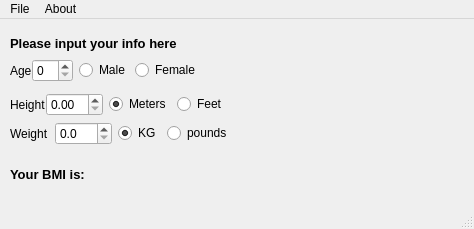
Qt form mainwindow.ui (darioZIP/BMIcalculator) before a commit.
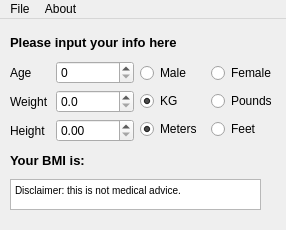
The same form after that commit.

Commit message: GUI Layout fixed. Radio buttons grouped together.

Patch:
```diff
--- a/mainwindow.ui
+++ b/mainwindow.ui
@@ -2,27 +2,36 @@
 <ui version="4.0">
  <class>MainWindow</class>
  <widget class="QMainWindow" name="MainWindow">
+  <property name="enabled">
+   <bool>true</bool>
+  </property>
   <property name="geometry">
    <rect>
     <x>0</x>
     <y>0</y>
-    <width>474</width>
-    <height>229</height>
+    <width>286</width>
+    <height>230</height>
    </rect>
   </property>
   <property name="windowTitle">
    <string>MainWindow</string>
   </property>
   <widget class="QWidget" name="centralwidget">
-   <widget class="QLabel" name="label_6">
+   <widget class="QWidget" name="verticalLayoutWidget_5">
     <property name="geometry">
      <rect>
       <x>10</x>
       <y>10</y>
       <width>271</width>
-      <height>28</height>
+      <height>144</height>
      </rect>
     </property>
+    <layout class="QVBoxLayout" name="verticalLayout" stretch="0,0,0">
+     <property name="sizeConstraint">
+      <enum>QLayout::SetNoConstraint</enum>
+     </property>
+     <item>
+      <widget class="QLabel" name="label_6">
     <property name="font">
      <font>
       <pointsize>10</pointsize>
@@ -34,119 +43,60 @@
      <string>Please input your info here</string>
     </property>
    </widget>
-   <widget class="QWidget" name="horizontalLayoutWidget_5">
-    <property name="geometry">
-     <rect>
-      <x>10</x>
-      <y>70</y>
-      <width>460</width>
-      <height>31</height>
-     </rect>
-    </property>
-    <layout class="QHBoxLayout" name="horizontalLayout_4">
+     </item>
      <item>
       <layout class="QHBoxLayout" name="horizontalLayout_6">
-       <property name="spacing">
-        <number>0</number>
-       </property>
+       <item>
+        <layout class="QVBoxLayout" name="verticalLayout_2">
        <property name="sizeConstraint">
-        <enum>QLayout::SetMinimumSize</enum>
-       </property>
+          <enum>QLayout::SetFixedSize</enum>
+         </property>
+         <item>
+          <widget class="QLabel" name="label_11">
+           <property name="maximumSize">
+            <size>
+             <width>40</width>
+             <height>16777215</height>
+            </size>
+           </property>
+           <property name="text">
+            <string>Age</string>
+           </property>
+          </widget>
+         </item>
+         <item>
+          <widget class="QLabel" name="label_12">
+           <property name="maximumSize">
+            <size>
+             <width>40</width>
+             <height>16777215</height>
+            </size>
+           </property>
+           <property name="text">
+            <string>Weight</string>
+           </property>
+          </widget>
+         </item>
        <item>
         <widget class="QLabel" name="label_9">
+           <property name="maximumSize">
+            <size>
+             <width>40</width>
+             <height>16777215</height>
+            </size>
+           </property>
          <property name="text">
           <string>Height</string>
          </property>
         </widget>
        </item>
-       <item>
-        <widget class="QDoubleSpinBox" name="heightInput">
-         <property name="acceptDrops">
-          <bool>false</bool>
-         </property>
-         <property name="maximum">
-          <double>20.000000000000000</double>
-         </property>
-         <property name="singleStep">
-          <double>0.150000000000000</double>
-         </property>
-        </widget>
-       </item>
       </layout>
      </item>
      <item>
-      <layout class="QHBoxLayout" name="horizontalLayout">
-       <item>
-        <widget class="QRadioButton" name="heightcm">
-         <property name="maximumSize">
-          <size>
-           <width>80</width>
-           <height>16777215</height>
-          </size>
-         </property>
-         <property name="text">
-          <string>Meters</string>
-         </property>
-         <property name="checked">
-          <bool>true</bool>
-         </property>
-        </widget>
-       </item>
-       <item>
-        <widget class="QRadioButton" name="heightInches">
-         <property name="maximumSize">
-          <size>
-           <width>70</width>
-           <height>16777215</height>
-          </size>
-         </property>
-         <property name="text">
-          <string>Feet</string>
-         </property>
-        </widget>
-       </item>
-       <item>
-        <spacer name="horizontalSpacer_3">
-         <property name="orientation">
-          <enum>Qt::Horizontal</enum>
-         </property>
-         <property name="sizeHint" stdset="0">
-          <size>
-           <width>40</width>
-           <height>20</height>
-          </size>
-         </property>
-        </spacer>
-       </item>
-      </layout>
-     </item>
-    </layout>
-   </widget>
-   <widget class="QWidget" name="layoutWidget">
-    <property name="geometry">
-     <rect>
-      <x>10</x>
-      <y>40</y>
-      <width>458</width>
-      <height>26</height>
-     </rect>
-    </property>
-    <layout class="QHBoxLayout" name="weightContainer">
+        <layout class="QVBoxLayout" name="verticalLayout_3">
      <property name="sizeConstraint">
-      <enum>QLayout::SetMaximumSize</enum>
-     </property>
-     <item>
-      <layout class="QHBoxLayout" name="horizontalLayout_5">
-       <property name="spacing">
-        <number>0</number>
-       </property>
-       <item>
-        <widget class="QLabel" name="label_4">
-         <property name="text">
-          <string>Age</string>
-         </property>
-        </widget>
-       </item>
+          <enum>QLayout::SetFixedSize</enum>
+         </property>
        <item>
         <widget class="QSpinBox" name="ageInput">
          <property name="acceptDrops">
@@ -157,76 +107,14 @@
          </property>
         </widget>
        </item>
-      </layout>
-     </item>
-     <item>
-      <widget class="QRadioButton" name="maleRadio">
-       <property name="maximumSize">
-        <size>
-         <width>50</width>
-         <height>16777215</height>
-        </size>
-       </property>
-       <property name="text">
-        <string>Male</string>
-       </property>
-       <property name="checkable">
-        <bool>true</bool>
-       </property>
-      </widget>
-     </item>
-     <item>
-      <widget class="QRadioButton" name="femaleRadio">
-       <property name="maximumSize">
-        <size>
-         <width>70</width>
-         <height>16777215</height>
-        </size>
-       </property>
-       <property name="text">
-        <string>Female</string>
-       </property>
-       <property name="checkable">
-        <bool>true</bool>
-       </property>
-      </widget>
-     </item>
-     <item>
-      <spacer name="horizontalSpacer">
-       <property name="orientation">
-        <enum>Qt::Horizontal</enum>
-       </property>
-       <property name="sizeHint" stdset="0">
-        <size>
-         <width>40</width>
-         <height>20</height>
-        </size>
-       </property>
-      </spacer>
-     </item>
-    </layout>
-   </widget>
-   <widget class="QWidget" name="layoutWidget">
-    <property name="geometry">
-     <rect>
-      <x>10</x>
-      <y>100</y>
-      <width>440</width>
-      <height>29</height>
-     </rect>
-    </property>
-    <layout class="QHBoxLayout" name="heightContainer">
-     <item>
-      <layout class="QHBoxLayout" name="horizontalLayout_3">
-       <item>
-        <widget class="QLabel" name="label_10">
-         <property name="text">
-          <string>Weight</string>
-         </property>
-        </widget>
-       </item>
        <item>
         <widget class="QDoubleSpinBox" name="weightInput">
+           <property name="maximumSize">
+            <size>
+             <width>100</width>
+             <height>16777215</height>
+            </size>
+           </property>
          <property name="acceptDrops">
           <bool>false</bool>
          </property>
@@ -238,52 +126,141 @@
          </property>
         </widget>
        </item>
-      </layout>
+         <item>
+          <widget class="QDoubleSpinBox" name="heightInput">
+           <property name="maximumSize">
+            <size>
+             <width>100</width>
+             <height>16777215</height>
+            </size>
+           </property>
+           <property name="acceptDrops">
+            <bool>false</bool>
+           </property>
+           <property name="maximum">
+            <double>20.000000000000000</double>
+           </property>
+           <property name="singleStep">
+            <double>0.150000000000000</double>
+           </property>
+          </widget>
+         </item>
+        </layout>
+       </item>
+       <item>
+        <layout class="QVBoxLayout" name="verticalLayout_4">
+         <item>
+          <widget class="QRadioButton" name="maleRadio">
+           <property name="maximumSize">
+            <size>
+             <width>50</width>
+             <height>16777215</height>
+            </size>
+           </property>
+           <property name="text">
+            <string>Male</string>
+           </property>
+           <property name="checkable">
+            <bool>true</bool>
+           </property>
+           <attribute name="buttonGroup">
+            <string notr="true">genderGroup</string>
+           </attribute>
+          </widget>
      </item>
      <item>
       <widget class="QRadioButton" name="weightKG">
+           <property name="maximumSize">
+            <size>
+             <width>65</width>
+             <height>16777215</height>
+            </size>
+           </property>
        <property name="text">
         <string>KG</string>
        </property>
        <property name="checked">
         <bool>true</bool>
        </property>
+           <attribute name="buttonGroup">
+            <string notr="true">weightRadioGroup</string>
+           </attribute>
+          </widget>
+         </item>
+         <item>
+          <widget class="QRadioButton" name="heightcm">
+           <property name="maximumSize">
+            <size>
+             <width>65</width>
+             <height>16777215</height>
+            </size>
+           </property>
+           <property name="text">
+            <string>Meters</string>
+           </property>
+           <property name="checked">
+            <bool>true</bool>
+           </property>
+           <attribute name="buttonGroup">
+            <string notr="true">heightRadioGroup</string>
+           </attribute>
+          </widget>
+         </item>
+        </layout>
+       </item>
+       <item>
+        <layout class="QVBoxLayout" name="verticalLayout_5">
+         <item>
+          <widget class="QRadioButton" name="femaleRadio">
+           <property name="maximumSize">
+            <size>
+             <width>70</width>
+             <height>16777215</height>
+            </size>
+           </property>
+           <property name="text">
+            <string>Female</string>
+           </property>
+           <property name="checkable">
+            <bool>true</bool>
+           </property>
+           <attribute name="buttonGroup">
+            <string notr="true">genderGroup</string>
+           </attribute>
       </widget>
      </item>
      <item>
       <widget class="QRadioButton" name="weightPounds">
        <property name="text">
-        <string>pounds</string>
-       </property>
+            <string>Pounds</string>
+           </property>
+           <attribute name="buttonGroup">
+            <string notr="true">weightRadioGroup</string>
+           </attribute>
       </widget>
      </item>
      <item>
-      <spacer name="horizontalSpacer_2">
-       <property name="orientation">
-        <enum>Qt::Horizontal</enum>
-       </property>
-       <property name="sizeHint" stdset="0">
+          <widget class="QRadioButton" name="heightInches">
+           <property name="maximumSize">
         <size>
-         <width>40</width>
-         <height>20</height>
-        </size>
-       </property>
-      </spacer>
-     </item>
-    </layout>
-   </widget>
-   <widget class="QWidget" name="horizontalLayoutWidget">
-    <property name="geometry">
-     <rect>
-      <x>10</x>
-      <y>140</y>
-      <width>141</width>
-      <height>31</height>
-     </rect>
-    </property>
-    <layout class="QHBoxLayout" name="horizontalLayout_2">
+             <width>70</width>
+             <height>16777215</height>
+            </size>
+           </property>
+           <property name="text">
+            <string>Feet</string>
+           </property>
+           <attribute name="buttonGroup">
+            <string notr="true">heightRadioGroup</string>
+           </attribute>
+          </widget>
+         </item>
+        </layout>
+       </item>
+      </layout>
+     </item>
      <item>
-      <layout class="QHBoxLayout" name="BMIResult">
+      <layout class="QHBoxLayout" name="horizontalLayout_5">
        <item>
         <widget class="QLabel" name="label_7">
          <property name="maximumSize">
@@ -306,35 +283,64 @@
        </item>
        <item>
         <widget class="QLabel" name="bmiLabel">
-         <property name="maximumSize">
-          <size>
-           <width>50</width>
-           <height>16777215</height>
-          </size>
-         </property>
-         <property name="font">
-          <font>
-           <pointsize>10</pointsize>
-           <weight>75</weight>
-           <bold>true</bold>
-          </font>
-         </property>
          <property name="text">
           <string/>
          </property>
         </widget>
        </item>
+       <item>
+        <spacer name="horizontalSpacer">
+         <property name="orientation">
+          <enum>Qt::Horizontal</enum>
+         </property>
+         <property name="sizeHint" stdset="0">
+          <size>
+           <width>30</width>
+           <height>20</height>
+          </size>
+         </property>
+        </spacer>
+       </item>
       </layout>
      </item>
     </layout>
    </widget>
+   <widget class="QTextEdit" name="disclaimerText">
+    <property name="geometry">
+     <rect>
+      <x>10</x>
+      <y>160</y>
+      <width>251</width>
+      <height>31</height>
+     </rect>
+    </property>
+    <property name="sizePolicy">
+     <sizepolicy hsizetype="Expanding" vsizetype="Fixed">
+      <horstretch>0</horstretch>
+      <verstretch>0</verstretch>
+     </sizepolicy>
+    </property>
+    <property name="maximumSize">
+     <size>
+      <width>16777215</width>
+      <height>100</height>
+     </size>
+    </property>
+    <property name="html">
+     <string>&lt;!DOCTYPE HTML PUBLIC &quot;-//W3C//DTD HTML 4.0//EN&quot; &quot;http://www.w3.org/TR/REC-html40/strict.dtd&quot;&gt;
+&lt;html&gt;&lt;head&gt;&lt;meta name=&quot;qrichtext&quot; content=&quot;1&quot; /&gt;&lt;style type=&quot;text/css&quot;&gt;
+p, li { white-space: pre-wrap; }
+&lt;/style&gt;&lt;/head&gt;&lt;body style=&quot; font-family:'MS Shell Dlg 2'; font-size:7.8pt; font-weight:400; font-style:normal;&quot;&gt;
+&lt;p style=&quot; margin-top:0px; margin-bottom:0px; margin-left:0px; margin-right:0px; -qt-block-indent:0; text-indent:0px;&quot;&gt;Disclaimer: this is not medical advice.&lt;/p&gt;&lt;/body&gt;&lt;/html&gt;</string>
+    </property>
+   </widget>
   </widget>
   <widget class="QMenuBar" name="menubar">
    <property name="geometry">
     <rect>
      <x>0</x>
      <y>0</y>
-     <width>474</width>
+     <width>286</width>
      <height>26</height>
     </rect>
    </property>
@@ -357,7 +363,6 @@
    <addaction name="menuFile"/>
    <addaction name="menuAbout"/>
   </widget>
-  <widget class="QStatusBar" name="statusbar"/>
   <action name="actionHomepage">
    <property name="text">
     <string>Homepage...</string>
```
Left out of the diff: 5 changed lines with no effect on the pictures. Lines whose indentation alone changed are shown as unchanged. The commit also changes 1 other file.
